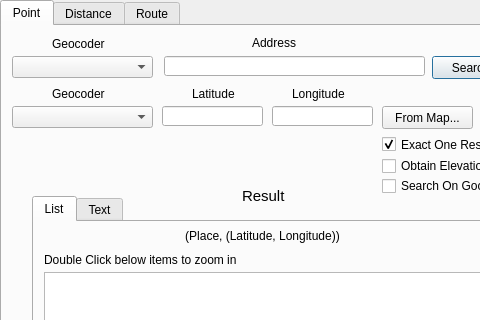
Old version of the form QGIS_2.0.0/GeoSearch/ui_geosearch.ui in the repository walter426/QgisPlugin_GeoSearch; both pictures show x 0 to 480 and y 0 to 320 of the 587 by 508 pixel window.
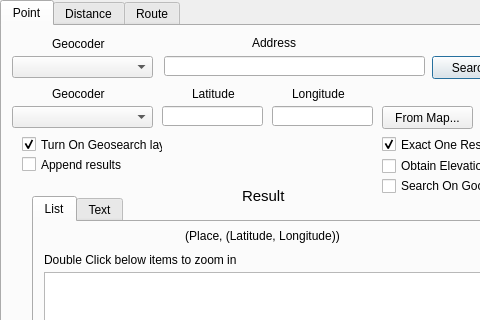
New version of the form.

Diff of the .ui file:
```diff
--- a/QGIS_2.0.0/GeoSearch/ui_geosearch.ui
+++ b/QGIS_2.0.0/GeoSearch/ui_geosearch.ui
@@ -345,6 +345,41 @@
       <set>Qt::AlignCenter</set>
      </property>
     </widget>
+    <widget class="QCheckBox" name="TurnOnGeosearchLayer_checkBox">
+     <property name="geometry">
+      <rect>
+       <x>20</x>
+       <y>110</y>
+       <width>141</width>
+       <height>17</height>
+      </rect>
+     </property>
+     <property name="text">
+      <string>Turn On Geosearch layer</string>
+     </property>
+     <property name="checked">
+      <bool>true</bool>
+     </property>
+    </widget>
+    <widget class="QCheckBox" name="AppendResults_checkBox">
+     <property name="enabled">
+      <bool>true</bool>
+     </property>
+     <property name="geometry">
+      <rect>
+       <x>20</x>
+       <y>130</y>
+       <width>141</width>
+       <height>17</height>
+      </rect>
+     </property>
+     <property name="text">
+      <string>Append results</string>
+     </property>
+     <property name="checked">
+      <bool>false</bool>
+     </property>
+    </widget>
    </widget>
    <widget class="QWidget" name="Distance_tab">
     <attribute name="title">
```
Left out of the diff: 4 changed lines with no effect on the pictures.
